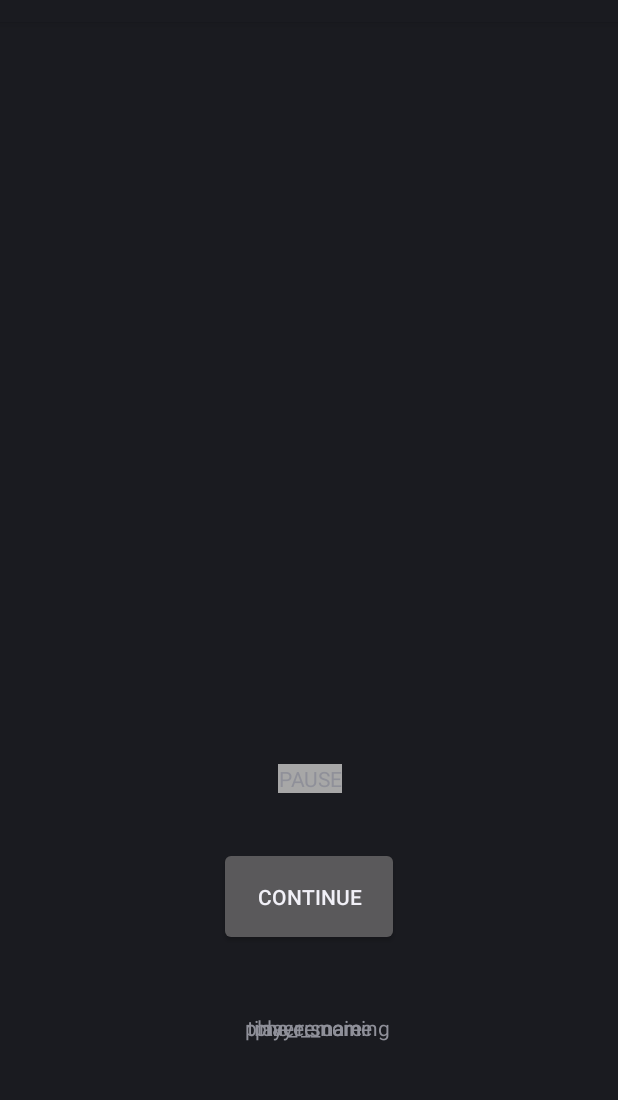
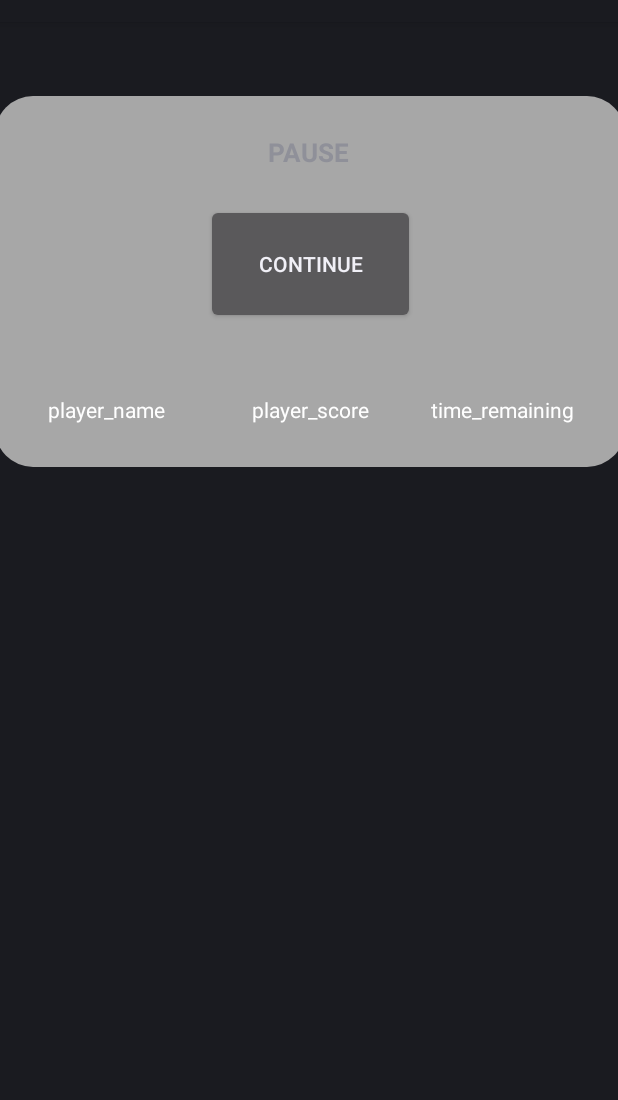
Before and after one commit to Jaden-ccht/app_Android, an Android app: the layout game_paused.xml on its own in the app's theme, with its tools: preview values and no code run, on a phone screen of 412 x 824 dp, the part 62-1162 px from its top. Run offline under Robolectric (Android 15) with nearby library versions, the phone set to English and light mode, and no system bars; network calls fail.

Commit message:
pause fonctionelle

```diff
--- a/code/app/src/main/java/com/example/myapplication/model/persistance/ChargeurHS.java
+++ b/code/app/src/main/java/com/example/myapplication/model/persistance/ChargeurHS.java
@@ -3,7 +3,9 @@ package com.example.myapplication.model.persistance;
 import java.io.BufferedReader;
 import java.io.FileReader;
 import java.io.IOException;
-import java.util.*;
+import java.util.Comparator;
+import java.util.Map;
+import java.util.TreeMap;
 
 public class ChargeurHS {
 
--- /dev/null
+++ b/code/app/src/main/res/drawable/grey_rounded_edge.xml
@@ -0,0 +1,16 @@
+<?xml version="1.0" encoding="utf-8"?>
+<shape xmlns:android="http://schemas.android.com/apk/res/android">
+    <solid
+        android:color="@color/pause_grey">
+    </solid>
+    <stroke
+        android:width="0dp"
+        android:color="#424242">
+    </stroke>
+    <corners
+        android:topLeftRadius="25dip"
+        android:topRightRadius="25dip"
+        android:bottomLeftRadius="25dip"
+        android:bottomRightRadius="25dip">
+    </corners>
+</shape>
--- a/code/app/src/main/res/layout/game_paused.xml
+++ b/code/app/src/main/res/layout/game_paused.xml
@@ -6,70 +6,83 @@
     android:layout_height="match_parent"
     android:background="@android:color/transparent">
 
-    <View
-        android:id="@+id/view"
-        android:layout_width="0dp"
-        android:layout_height="257dp"
-        android:layout_marginStart="100dp"
-        android:layout_marginLeft="100dp"
-        android:layout_marginEnd="100dp"
-        android:layout_marginRight="100dp"
-        android:layout_marginBottom="40dp"
+    <androidx.constraintlayout.widget.ConstraintLayout
+        android:id="@+id/constraintLayout"
+        android:layout_width="420dp"
+        android:layout_height="247dp"
+        android:layout_marginTop="49dp"
+        android:background="@drawable/grey_rounded_edge"
+        app:layout_constraintEnd_toEndOf="parent"
+        app:layout_constraintStart_toStartOf="parent"
+        app:layout_constraintTop_toTopOf="parent">
+
+        <Button
+            android:id="@+id/btn_continue"
+            android:layout_width="139dp"
+            android:layout_height="80dp"
+            android:layout_marginTop="72dp"
+            android:layout_marginEnd="140dp"
+            android:layout_marginRight="140dp"
+            android:text="@string/btn_continue"
+            app:layout_constraintEnd_toEndOf="parent"
+            app:layout_constraintTop_toTopOf="parent" />
+
+        <TextView
+            android:id="@+id/textView11"
+            android:layout_width="wrap_content"
+            android:layout_height="wrap_content"
+            android:layout_marginTop="199dp"
+            android:layout_marginEnd="7dp"
+            android:layout_marginRight="7dp"
+            android:layout_marginBottom="29dp"
+            android:text="@string/player_score"
+            android:textColor="@color/white"
             app:layout_constraintBottom_toBottomOf="parent"
-        app:layout_constraintEnd_toEndOf="parent"
-        app:layout_constraintStart_toStartOf="parent" />
+            app:layout_constraintEnd_toStartOf="@+id/textView12"
+            app:layout_constraintStart_toEndOf="@+id/textView10"
+            app:layout_constraintTop_toTopOf="parent" />
+
+        <TextView
+            android:id="@+id/textView10"
+            android:layout_width="wrap_content"
+            android:layout_height="wrap_content"
+            android:layout_marginStart="1dp"
+            android:layout_marginLeft="1dp"
+            android:layout_marginTop="199dp"
+            android:layout_marginEnd="23dp"
+            android:layout_marginRight="23dp"
+            android:text="@string/player_name"
+            android:textColor="@color/white"
+            app:layout_constraintBottom_toBottomOf="@+id/textView11"
+            app:layout_constraintEnd_toStartOf="@+id/textView11"
+            app:layout_constraintStart_toStartOf="parent"
+            app:layout_constraintTop_toTopOf="parent" />
 
         <TextView
             android:id="@+id/textView9"
             android:layout_width="wrap_content"
             android:layout_height="wrap_content"
-        android:layout_marginTop="24dp"
-        android:layout_marginEnd="38dp"
-        android:layout_marginRight="38dp"
-        android:background="@color/pause_grey"
+            android:layout_marginTop="25dp"
+            android:layout_marginEnd="184dp"
+            android:layout_marginRight="184dp"
             android:gravity="center_horizontal"
             android:text="@string/pause"
-        app:layout_constraintEnd_toEndOf="@+id/btn_continue"
-        app:layout_constraintTop_toTopOf="@+id/view" />
-
-    <TextView
-        android:id="@+id/textView10"
-        android:layout_width="wrap_content"
-        android:layout_height="wrap_content"
-        android:layout_marginStart="70dp"
-        android:layout_marginLeft="70dp"
-        android:text="@string/player_name"
-        app:layout_constraintBaseline_toBaselineOf="@+id/textView11"
-        app:layout_constraintStart_toStartOf="@+id/view" />
-
-    <TextView
-        android:id="@+id/textView11"
-        android:layout_width="wrap_content"
-        android:layout_height="wrap_content"
-        android:layout_marginStart="17dp"
-        android:layout_marginLeft="17dp"
-        android:text="@string/player_score"
-        app:layout_constraintBaseline_toBaselineOf="@+id/textView12"
-        app:layout_constraintStart_toStartOf="@+id/btn_continue" />
-
-    <Button
-        android:id="@+id/btn_continue"
-        android:layout_width="120dp"
-        android:layout_height="66dp"
-        android:layout_marginTop="36dp"
-        android:text="@string/btn_continue"
+            android:textSize="17sp"
+            android:textStyle="bold"
             app:layout_constraintEnd_toEndOf="parent"
-        app:layout_constraintStart_toStartOf="parent"
-        app:layout_constraintTop_toBottomOf="@+id/textView9" />
+            app:layout_constraintTop_toTopOf="parent" />
 
         <TextView
             android:id="@+id/textView12"
             android:layout_width="wrap_content"
             android:layout_height="wrap_content"
-        android:layout_marginEnd="52dp"
-        android:layout_marginRight="52dp"
-        android:layout_marginBottom="48dp"
+            android:layout_marginTop="199dp"
             android:text="@string/time_remaining"
-        app:layout_constraintBottom_toBottomOf="@+id/view"
-        app:layout_constraintEnd_toEndOf="@+id/view" />
+            android:textColor="@color/white"
+            app:layout_constraintBottom_toBottomOf="@+id/textView11"
+            app:layout_constraintEnd_toEndOf="parent"
+            app:layout_constraintStart_toEndOf="@+id/textView11"
+            app:layout_constraintTop_toTopOf="parent" />
     </androidx.constraintlayout.widget.ConstraintLayout>
+
+</androidx.constraintlayout.widget.ConstraintLayout>
--- a/code/app/src/main/res/layout/home.xml
+++ b/code/app/src/main/res/layout/home.xml
@@ -15,8 +15,10 @@
         android:scrollY="0dp"
         app:layout_constraintBottom_toBottomOf="parent"
         app:layout_constraintEnd_toEndOf="parent"
+        app:layout_constraintHorizontal_bias="1.0"
         app:layout_constraintStart_toStartOf="parent"
         app:layout_constraintTop_toTopOf="parent"
+        app:layout_constraintVertical_bias="0.0"
         app:srcCompat="@drawable/home_background" />
 
     <Button
--- a/code/app/src/main/res/layout/viewcustomjeu.xml
+++ b/code/app/src/main/res/layout/viewcustomjeu.xml
@@ -12,5 +12,4 @@
 
     <!-- include permet de mettre une vue par-dessus (ici la vue de pause) -->
     <include layout="@layout/game_paused" android:id="@+id/game_paused" android:visibility="invisible"/>
-    <include layout="@layout/countdown" android:id="@+id/countdown" android:visibility="invisible"/>
 </androidx.constraintlayout.widget.ConstraintLayout>
--- a/code/app/src/main/res/values/colors.xml
+++ b/code/app/src/main/res/values/colors.xml
@@ -8,6 +8,8 @@
     <color name="black">#FF000000</color>
     <color name="white">#FFFFFFFF</color>
     <color name="green_tuto">#009933</color>
-    <color name="yummy_yellow">#FFCC00</color>
+    <color name="yummy_yellow">#FDC12A</color>
     <color name="pause_grey">#A7A7A7</color>
+    <color name="shamrock">#03AC13</color>
+    <color name="green">#50B820</color>
 </resources>
--- a/code/app/src/main/res/values/strings.xml
+++ b/code/app/src/main/res/values/strings.xml
@@ -18,7 +18,7 @@
     <string name="bomb_fish_rule">AÏe ! Ne touchez pas à ces poissons, ils vous enlèveront 10 points</string>>
     <string name="fish">Fish</string>
     <string name="fish_rule">Ce sont les poissons les plus fréquents</string>
-    <string name="highscores">Voici la liste des scores de différens joueurs de Canap\'Pêche</string>
+    <string name="highscores">Voici la liste des scores de différents joueurs de Canap\'Pêche</string>
     <string name="pause">PAUSE</string>
     <string name="player_name">player_name</string>
     <string name="time_remaining">time_remaining</string>
```
Also changed, not shown: code/app/src/main/java/com/example/myapplication/activity/GameActivity.java (+3 -15 lines), code/app/src/main/java/com/example/myapplication/model/manager/GameManager.java (+20 -4 lines), code/app/src/main/java/com/example/myapplication/model/observateurs/Timer.java (+26 -7 lines), code/app/src/main/res/drawable/green_rounded_edge.xml (added, +16 -0 lines), code/app/src/main/res/layout/countdown.xml (deleted, +0 -21 lines). Lines whose indentation alone changed are shown as unchanged.
